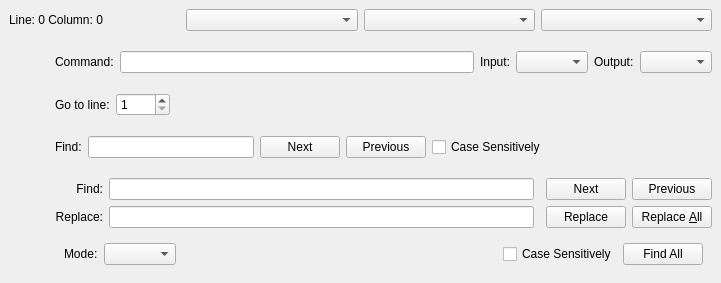
Above: resources/ui/editorstatus.ui from prymatex/prymatex before the change. Below: the same form after it.
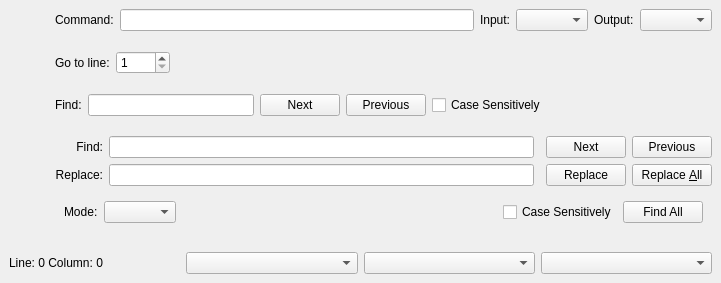
That is the form after the change. Icons and pictures are not drawn.

What changed in the file:
```diff
--- a/resources/ui/editorstatus.ui
+++ b/resources/ui/editorstatus.ui
@@ -20,28 +20,6 @@
    <property name="margin">
     <number>0</number>
    </property>
-   <item>
-    <widget class="QWidget" name="widgetStatus" native="true">
-     <layout class="QHBoxLayout" name="horizontalLayout_2">
-      <item>
-       <widget class="QLabel" name="labelLineColumn">
-        <property name="text">
-         <string>Line: 0 Column: 0</string>
-        </property>
-       </widget>
-      </item>
-      <item>
-       <widget class="QComboBox" name="comboBoxSyntaxes"/>
-      </item>
-      <item>
-       <widget class="QComboBox" name="comboBoxTabSize"/>
-      </item>
-      <item>
-       <widget class="QComboBox" name="comboBoxSymbols"/>
-      </item>
-     </layout>
-    </widget>
-   </item>
    <item>
     <widget class="QWidget" name="widgetCommand" native="true">
      <layout class="QHBoxLayout" name="horizontalLayout">
@@ -360,6 +338,28 @@
      </layout>
     </widget>
    </item>
+   <item>
+    <widget class="QWidget" name="widgetStatus" native="true">
+     <layout class="QHBoxLayout" name="horizontalLayout_2">
+      <item>
+       <widget class="QLabel" name="labelLineColumn">
+        <property name="text">
+         <string>Line: 0 Column: 0</string>
+        </property>
+       </widget>
+      </item>
+      <item>
+       <widget class="QComboBox" name="comboBoxSyntaxes"/>
+      </item>
+      <item>
+       <widget class="QComboBox" name="comboBoxTabSize"/>
+      </item>
+      <item>
+       <widget class="QComboBox" name="comboBoxSymbols"/>
+      </item>
+     </layout>
+    </widget>
+   </item>
   </layout>
  </widget>
  <resources>
```
